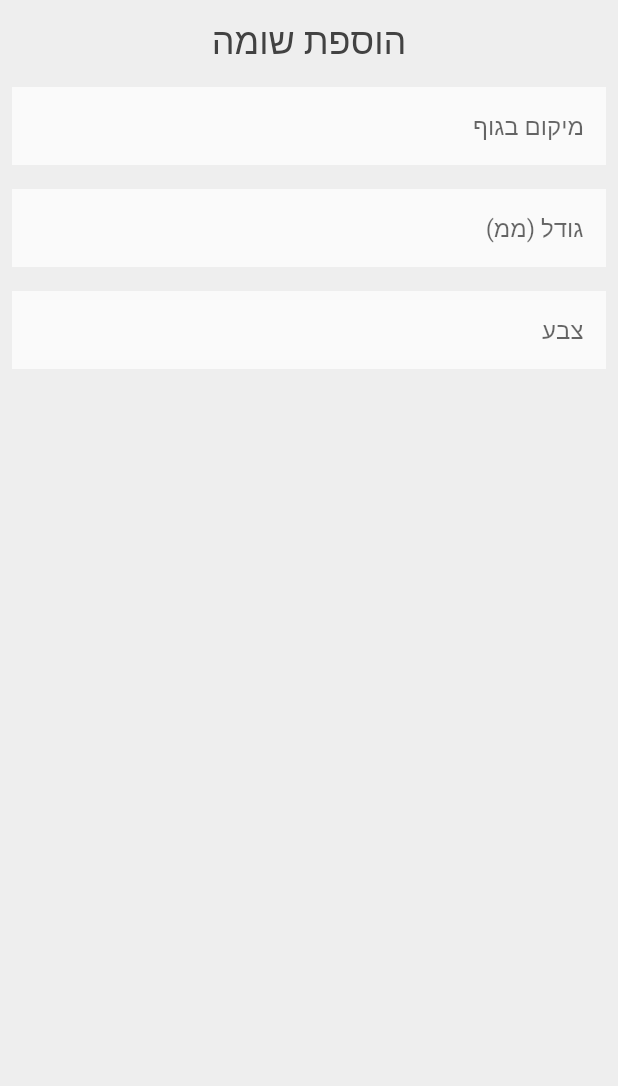
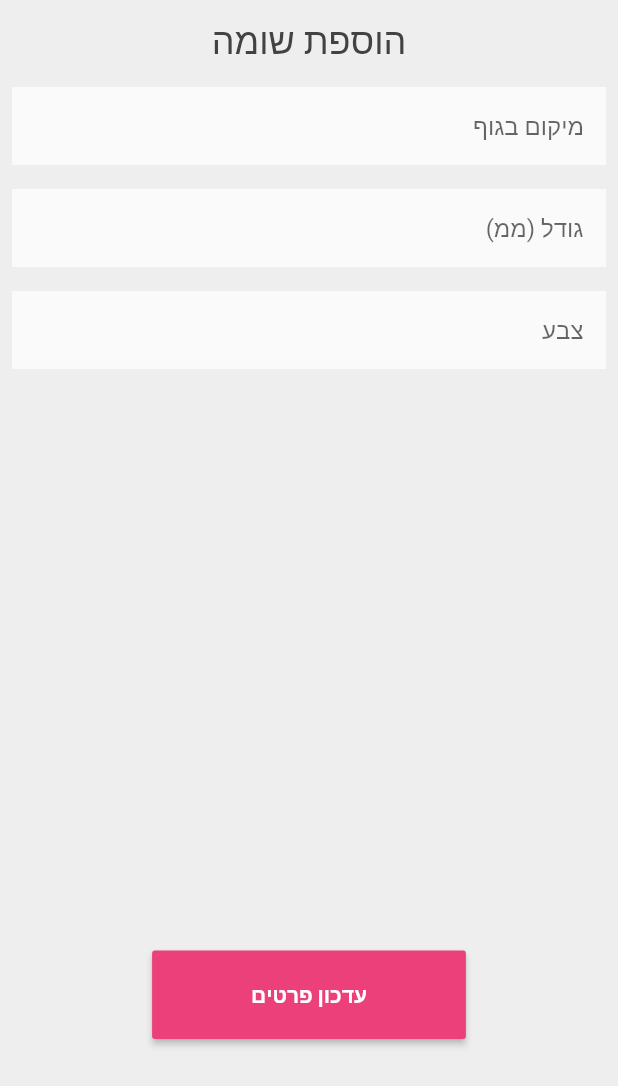
Before and after one commit to Yogranov/BetterLife-App, a Flutter app: the NewMole widget shown alone on an empty page, opened directly, on a phone screen of 412 x 824 dp. Shown: the top 1086 px of the screen. Run offline on Flutter 3.47's test engine with Material 2 defaults, Android fonts, the phone set to English and light mode, and no system bars; our stand-ins replace carousel_slider, fl_chart, image_cropper, image_picker, percent_indicator, rflutter_alert; missing offline and left inert: autocomplete_textfield.

```diff
--- a/lib/screens/newMole.dart
+++ b/lib/screens/newMole.dart
@@ -1,9 +1,23 @@
+import 'dart:convert';
 import 'dart:io';
+import 'package:betterlife/models/User.dart';
+import 'package:betterlife/shared_ui/constant.dart';
 import 'package:flutter/material.dart';
 import 'package:image_cropper/image_cropper.dart';
 import 'package:image_picker/image_picker.dart';
+import 'package:http/http.dart' as http;
+import 'dart:convert' as convert;
+import 'package:path/path.dart' as path;
+import 'package:rflutter_alert/rflutter_alert.dart';
+
+
+
 
 class NewMole extends StatefulWidget {
+  User user;
+
+  NewMole({this.user});
+
   @override
   _NewMoleState createState() => _NewMoleState();
 }
@@ -11,6 +25,17 @@ class NewMole extends StatefulWidget {
 class _NewMoleState extends State<NewMole> {
 
   File molePic;
+  int size;
+  String color;
+  String location;
+  bool submitLoading = false;
+
+
+  Future<File> file;
+  String status = '';
+  String base64Image;
+  File tmpFile;
+  String errMessage = 'Error Uploading Image';
 
 
   _openCamera (BuildContext context) async {
@@ -21,8 +46,8 @@ class _NewMoleState extends State<NewMole> {
         sourcePath: pic.path,
         aspectRatio: CropAspectRatio(ratioX: 4, ratioY: 3),
         compressQuality: 100,
-        maxWidth: 400,
-        maxHeight: 300,
+        maxWidth: 600,
+        maxHeight: 450,
         compressFormat: ImageCompressFormat.jpg,
         androidUiSettings: AndroidUiSettings(
           toolbarColor: Colors.green,
@@ -52,7 +77,6 @@ class _NewMoleState extends State<NewMole> {
 
   @override
   Widget build(BuildContext context) {
-
     return ListView(
       children: <Widget>[
         SizedBox(height: 10,),
@@ -78,8 +102,12 @@ class _NewMoleState extends State<NewMole> {
               fillColor: Colors.grey[50],
             ),
             keyboardType: TextInputType.text,
+            onChanged: (val) {
+              setState(() => location = val);
+            }
           ),
         ),
+
         Padding(
           padding: EdgeInsets.all(8.0),
           child: TextFormField(
@@ -92,6 +120,9 @@ class _NewMoleState extends State<NewMole> {
               fillColor: Colors.grey[50],
             ),
             keyboardType: TextInputType.text,
+            onChanged: (val) {
+              setState(() => size = int.parse(val));
+            }
           ),
         ),
         Padding(
@@ -105,7 +136,11 @@ class _NewMoleState extends State<NewMole> {
               filled: true,
               fillColor: Colors.grey[50],
             ),
+
             keyboardType: TextInputType.text,
+            onChanged: (val) {
+              setState(() => color = val);
+            }
           ),
         ),
         SizedBox(height: 20,),
@@ -115,7 +150,102 @@ class _NewMoleState extends State<NewMole> {
           child:
             _imgOrText(context),
         ),
+        SizedBox(height: 30,),
+        Center(
+          child: RaisedButton(
+            color: Colors.pink[400],
+            child: Padding(
+              padding: EdgeInsets.symmetric(horizontal: 50.0, vertical: 20),
+              child: submitLoading ? CircularProgressIndicator() : Text(
+                'עדכון פרטים',
+                style: TextStyle(color: Colors.white, fontWeight: FontWeight.bold),
+              ),
+            ),
+            onPressed: () async {
+              uploadData();
+              //Navigator.pop(context);
+            }
+          ),
+        ),
+        SizedBox(height: 30,),
       ],
     );
   }
+
+  void uploadData() async {
+    base64Image = base64Encode(molePic.readAsBytesSync());
+
+    Map data = {
+      'TOKEN': Constant.apiToken,
+      'userToken': widget.user.token,
+
+      'size': size.toString(),
+      'location': location,
+      'color': color,
+      'image': base64Image,
+      //'name': molePic.path.split('/').last
+    };
+
+    print(data);
+
+    final url = "https://betterlife.845.co.il/api/flutter/uploadImg.php";
+    setState(() {
+      submitLoading = true;
+    });
+
+
+    var response = await http.post(url, body: data);
+
+    print(response.statusCode);
+
+    // var jsonData;
+    // if (response.statusCode == 200) {
+    //   jsonData = convert.jsonDecode(response.body);
+    // } else {
+    //   print("Error getting data.");
+    // }
+
+    setState(() {
+      submitLoading = false;
+    });
+
+
+
+
+
+
+
+    // print(jsonData);
+
+
+
+    // if(jsonData.isEmpty) {
+    //   print('ok');
+    //   // Navigator.pop(context);
+    // }
+    // else {
+    //   String error = '';
+    //   jsonData.forEach((er) {
+    //     error += er + ' -' + '\n';
+    //   });
+
+    //   Alert(
+    //     context: context,
+    //     type: AlertType.warning,
+    //     title: "שגיאה",
+    //     buttons: [
+    //     DialogButton(
+    //       child: Text(
+    //         "סגור",
+    //         style: TextStyle(color: Colors.white, fontSize: 14),
+    //       ),
+    //       onPressed: () => Navigator.pop(context),
+    //       width: 120,
+    //       height: 40,
+    //     )
+    //   ],
+    //     desc: error
+    //   ).show();
+    // }
+  }
 }
```
